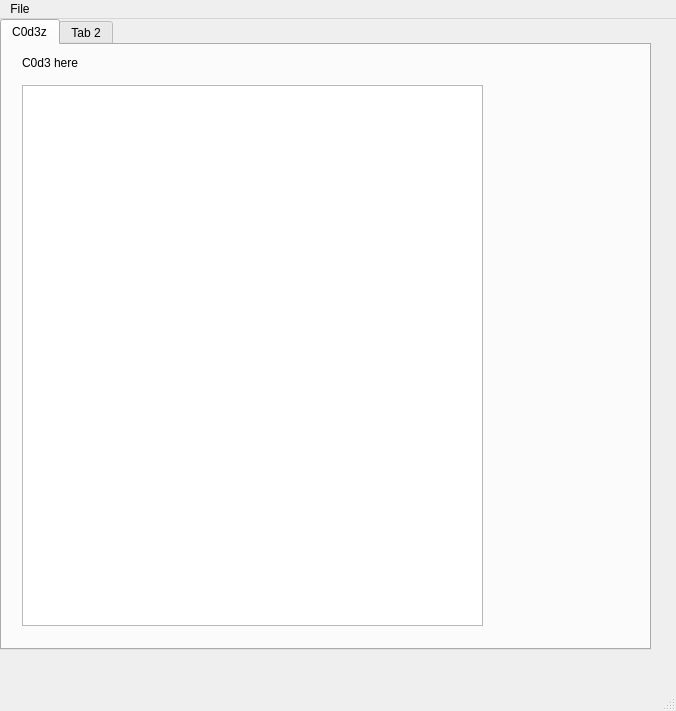
metherlence784/FYP-Polymorphic-Engine, file Polymorphic_Engine_V1/mainwindow.ui: the form before one commit.
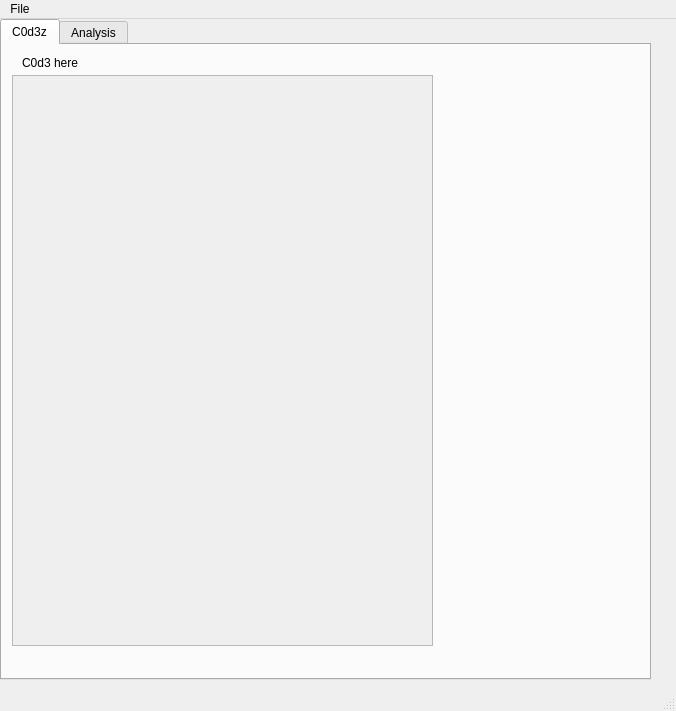
The form after the commit.

Commit message: Implemented the create new file function with the BCE format, the entity is called File_Saver, the controller is called Create_New_File_Controller, errors are handled inside the controller, possibly might need to modify regex expression in the entity class (File_Saver)

```diff
--- a/Polymorphic_Engine_V1/mainwindow.ui
+++ b/Polymorphic_Engine_V1/mainwindow.ui
@@ -20,13 +20,16 @@
       <x>0</x>
       <y>0</y>
       <width>651</width>
-      <height>631</height>
+      <height>661</height>
      </rect>
     </property>
     <property name="currentIndex">
      <number>0</number>
     </property>
     <widget class="QWidget" name="tab">
+     <property name="enabled">
+      <bool>true</bool>
+     </property>
      <attribute name="title">
       <string>C0d3z</string>
      </attribute>
@@ -43,25 +46,23 @@
        <string>C0d3 here</string>
       </property>
      </widget>
-     <widget class="QPlainTextEdit" name="Code_Input_Textbox">
+     <widget class="QTextEdit" name="Code_Input_Textbox">
+      <property name="enabled">
+       <bool>false</bool>
+      </property>
       <property name="geometry">
        <rect>
-        <x>20</x>
-        <y>40</y>
-        <width>461</width>
-        <height>541</height>
+        <x>10</x>
+        <y>30</y>
+        <width>421</width>
+        <height>571</height>
        </rect>
       </property>
-      <property name="plainText">
-      </property>
-      <property name="placeholderText">
-       <string/>
-      </property>
      </widget>
     </widget>
     <widget class="QWidget" name="tab_2">
      <attribute name="title">
-      <string>Tab 2</string>
+      <string>Analysis</string>
      </attribute>
     </widget>
    </widget>
```
Left out of the diff: 2 changed lines with no effect on the pictures. The commit also changes 51 other files.
